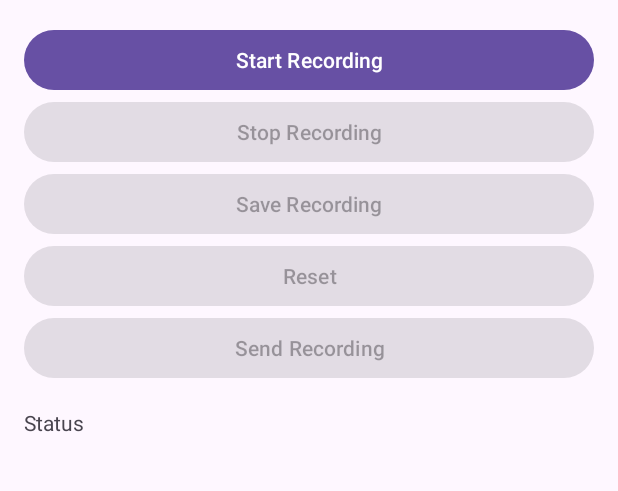
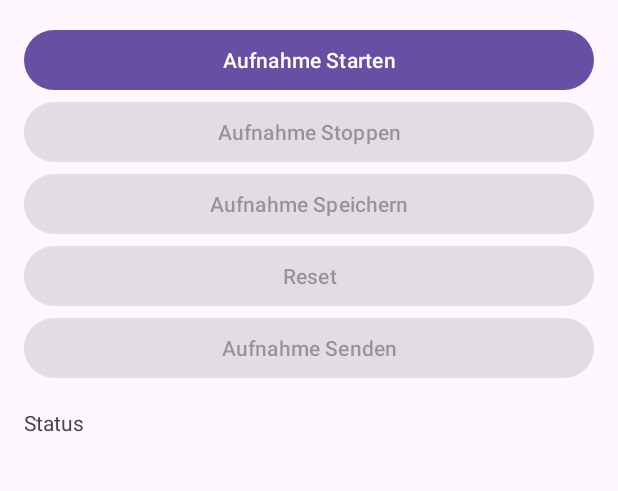
Before and after one commit to medinterop-renner/PillPall, an Android app: the screen it shows after launch (MainActivity), in the side drawer, after a tap on "Whisper", on a phone screen of 412 x 824 dp, the part 84-575 px from its top. Run offline under Robolectric (Android 15) with nearby library versions, the phone set to English and light mode, and no system bars; our stand-ins replace Room's generated code; libraries missing offline, so code that uses them is left out: com.google.mlkit.vision; pictures from the network do not load; 1 statement that could not run was skipped.

Commit message:
strings translated minor bugfix

```diff
--- a/app/src/main/java/com/example/pillpal420/Fragment_nav1.java
+++ b/app/src/main/java/com/example/pillpal420/Fragment_nav1.java
@@ -55,7 +55,7 @@ public class Fragment_nav1 extends Fragment {
             if(result){
                 processImg(picUri);
             }else{
-                Toast.makeText(getActivity(), "Bild nicht gemacht", Toast.LENGTH_SHORT).show();
+                Toast.makeText(getActivity(), R.string.pic_nottaken, Toast.LENGTH_SHORT).show();
             }
 
         });
@@ -101,7 +101,7 @@ public class Fragment_nav1 extends Fragment {
 
             }).addOnFailureListener(e -> {
                 Log.e(TAG, "Text nicht erkannt", e);
-                Toast.makeText(getActivity(),"Text nicht erkannt", Toast.LENGTH_SHORT).show();
+                Toast.makeText(getActivity(),R.string.text_notfound, Toast.LENGTH_SHORT).show();
             });
 
         }catch(IOException e){
--- a/app/src/main/java/com/example/pillpal420/Fragment_nav2.java
+++ b/app/src/main/java/com/example/pillpal420/Fragment_nav2.java
@@ -23,7 +23,7 @@ import com.example.pillpal420.documentation.LogTag;
 import java.util.ArrayList;
 import java.util.List;
 
-//Scan Fragment
+//Rezept Fragment
 public class Fragment_nav2 extends Fragment {
 
 
--- a/app/src/main/java/com/example/pillpal420/Fragment_nav3.java
+++ b/app/src/main/java/com/example/pillpal420/Fragment_nav3.java
@@ -65,7 +65,7 @@ public class Fragment_nav3 extends Fragment {
                 addPicTags(picUri);
                 savePics();
             }else{
-                Toast.makeText(getActivity(), "Fehler beim Bild machen", Toast.LENGTH_SHORT).show();
+                Toast.makeText(getActivity(), R.string.pic_error, Toast.LENGTH_SHORT).show();
             }
         });
 
--- a/app/src/main/java/com/example/pillpal420/MainActivity.java
+++ b/app/src/main/java/com/example/pillpal420/MainActivity.java
@@ -96,7 +96,7 @@ public class MainActivity extends AppCompatActivity implements NavigationView.On
 
         }
     }
-    //Permission Request weil Android 14 mich nicht mag :(
+    //Permission Request weil Android 14 mich nicht mag :( add Mic Permission!!!
     public boolean checkStoragePermissions(){
         if(Build.VERSION.SDK_INT >= Build.VERSION_CODES.R){
             //Android 11 oder darüber
@@ -141,7 +141,7 @@ private ActivityResultLauncher<Intent> storageLauncher =
                     if(Environment.isExternalStorageManager()){
 
                     }else{
-                        Toast.makeText(MainActivity.this, "Zugriff nicht gewährt",Toast.LENGTH_SHORT).show();
+                        Toast.makeText(MainActivity.this, R.string.access_denied,Toast.LENGTH_SHORT).show();
                     }
                 }
             });
--- a/app/src/main/java/com/example/pillpal420/Whisper.java
+++ b/app/src/main/java/com/example/pillpal420/Whisper.java
@@ -1,4 +1,5 @@
 package com.example.pillpal420;
+
 import android.Manifest;
 import android.content.pm.PackageManager;
 import android.media.MediaRecorder;
--- a/app/src/main/res/layout/activity_login.xml
+++ b/app/src/main/res/layout/activity_login.xml
@@ -9,14 +9,14 @@
         android:id="@+id/editPatientId"
         android:layout_width="match_parent"
         android:layout_height="wrap_content"
-        android:hint="Family Name"
+        android:hint="@string/family_name"
         android:inputType="text" />
 
     <EditText
         android:id="@+id/editPassword"
         android:layout_width="match_parent"
         android:layout_height="wrap_content"
-        android:hint="SVN"
+        android:hint="@string/svn"
         android:inputType="textPassword"
         android:layout_marginTop="8dp" />
 
--- a/app/src/main/res/layout/activity_main.xml
+++ b/app/src/main/res/layout/activity_main.xml
@@ -29,10 +29,8 @@
         android:layout_height="match_parent"
         android:id="@+id/fragment_container"/>
 
+    </LinearLayout>
 
-
-
-    </LinearLayout>
     <com.google.android.material.navigation.NavigationView
         android:layout_width="wrap_content"
         android:layout_height="match_parent"
--- a/app/src/main/res/layout/fragment_home.xml
+++ b/app/src/main/res/layout/fragment_home.xml
@@ -22,12 +22,13 @@
             />
 
 
+
     </ScrollView>
     <Button
         android:id="@+id/scanBtn"
         android:layout_width="match_parent"
         android:layout_height="wrap_content"
-        android:text="Scan"
+        android:text="@string/nav_home"
         android:layout_centerInParent="true"
         android:textColor="@color/white"
         android:layout_alignParentBottom="true"
--- a/app/src/main/res/layout/fragment_inventur.xml
+++ b/app/src/main/res/layout/fragment_inventur.xml
@@ -22,7 +22,7 @@
         android:id="@+id/invPicBtn"
         android:layout_width="match_parent"
         android:layout_height="wrap_content"
-        android:text="Take Picture"
+        android:text="@string/take_picture"
         android:layout_alignParentBottom="true"
         android:layout_centerHorizontal="true" />
 
--- a/app/src/main/res/layout/fragment_whisper.xml
+++ b/app/src/main/res/layout/fragment_whisper.xml
@@ -14,20 +14,20 @@
         android:id="@+id/startRecordButton"
         android:layout_width="match_parent"
         android:layout_height="wrap_content"
-        android:text="Start Recording"/>
+        android:text="@string/start_record"/>
 
     <Button
         android:id="@+id/stopRecordButton"
         android:layout_width="match_parent"
         android:layout_height="wrap_content"
-        android:text="Stop Recording"
+        android:text="@string/stop_record"
         android:enabled="false"/>
 
     <Button
         android:id="@+id/saveButton"
         android:layout_width="match_parent"
         android:layout_height="wrap_content"
-        android:text="Save Recording"
+        android:text="@string/save_record"
         android:enabled="false"/>
 
     <Button
@@ -41,7 +41,7 @@
         android:id="@+id/sendButton"
         android:layout_width="match_parent"
         android:layout_height="wrap_content"
-        android:text="Send Recording"
+        android:text="@string/send_record"
         android:enabled="false"/>
 
     <TextView
--- a/app/src/main/res/menu/nav_menu.xml
+++ b/app/src/main/res/menu/nav_menu.xml
@@ -9,15 +9,15 @@
         <item
             android:id="@+id/nav_home"
             android:icon = "@drawable/nav_home"
-            android:title="Scan"/>
+            android:title="@string/nav_home"/>
         <item
             android:id="@+id/nav_scan"
             android:icon = "@drawable/nav_scan"
-            android:title="Rezept"/>
+            android:title="@string/nav_scan"/>
         <item
             android:id="@+id/nav_inventur"
             android:icon = "@drawable/nav_inventur"
-            android:title="Inventur"/>
+            android:title="@string/nav_inventur"/>
         <item
             android:id="@+id/nav_whisper"
             android:icon="@drawable/nav_whisper"
@@ -25,7 +25,7 @@
         <item
             android:id="@+id/nav_help"
             android:icon = "@drawable/nav_help"
-            android:title="Hilfe"/>
+            android:title="@string/nav_help"/>
 
 
 
--- a/app/src/main/res/values/strings.xml
+++ b/app/src/main/res/values/strings.xml
@@ -4,11 +4,25 @@
     <string name="close_navdrawer">Navigationsleiste schliessen</string>
     <string name="nav_logout">Abmelden</string>
     <string name="nav_help">Hilfe</string>
-    <string name="nav_home">Start</string>
+    <string name="nav_home">Scannen</string>
     <string name="nav_inventur">Inventur</string>
-    <string name="nav_scan">Scannen</string>
+    <string name="nav_scan">Rezepte</string>
     <string name="header_desc">Willkommen!</string>
-    <!-- TODO: Remove or change this placeholder text -->
-    <string name="hello_blank_fragment">Hello blank fragment</string>
+    <string name="pic_error">Fehler beim Bild machen!</string>
+    <string name="text_notfound">Text nicht erkannt!</string>
+    <string name="pic_nottaken">Bild nicht gemacht!</string>
+    <string name="access_denied">Zugriff nicht gewährt!</string>
+    <string name="family_name">Familienname</string>
+    <string name="svn">Sozialversicherung</string>
+    <string name="take_picture">Bild machen</string>
+    <string name="start_record">Aufnahme Starten</string>
+    <string name="stop_record">Aufnahme Stoppen</string>
+    <string name="save_record">Aufnahme Speichern</string>
+    <string name="send_record">Aufnahme Senden</string>
+    <string name="edit_name">Name</string>
+    <string name="edit_expiry">Ablaufdatum</string>
+    <string name="delete">Löschen</string>
+
+
 
 </resources>
```
Also changed, not shown: app/src/main/res/layout/inventory_item.xml (+4 -4 lines), 1 other file.
